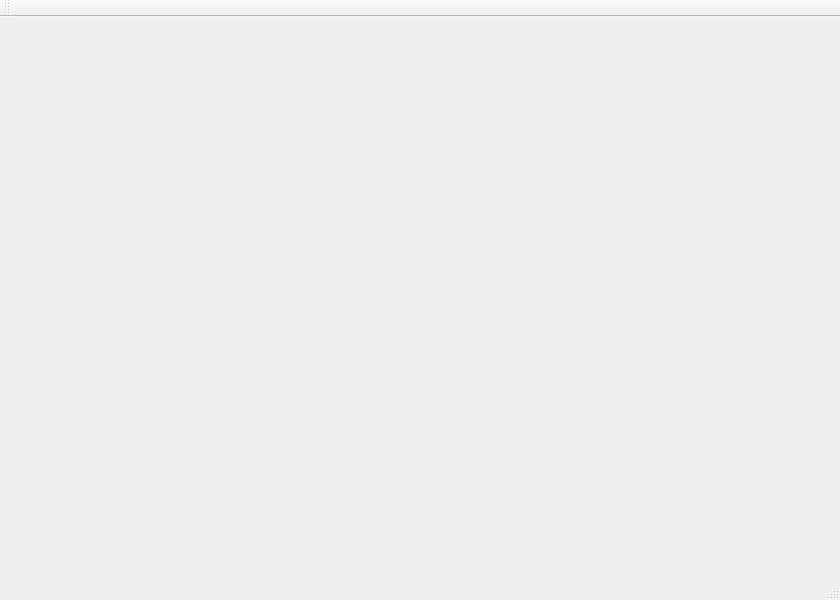
Above: mainwindow.ui from uestcer/thunderXware before the change. Below: the same form after it.
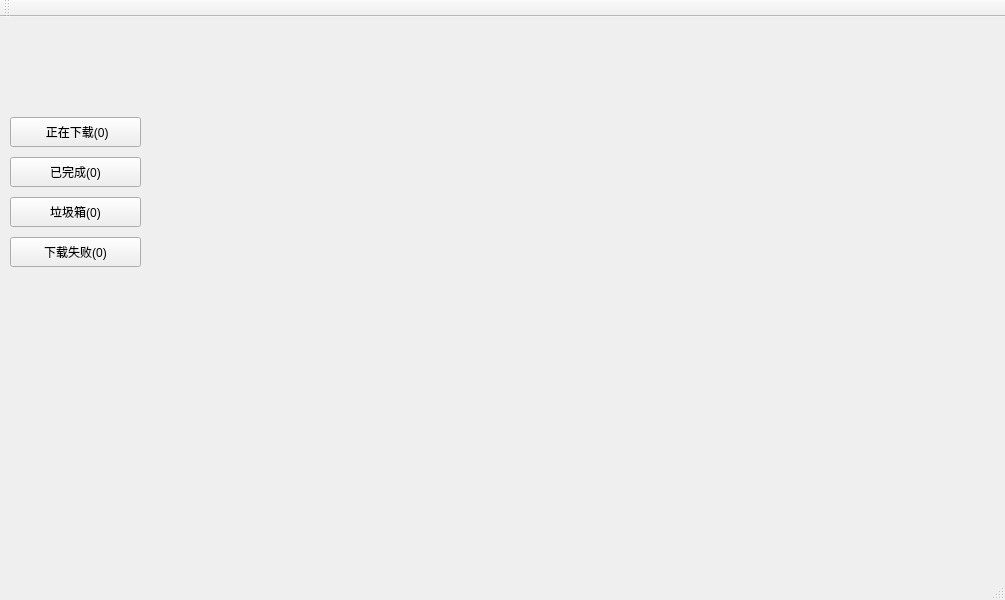
That is the form after the change.

Commit message: 实现正在下载，已完成，垃圾箱，任务失败的分栏显示

Diff of the .ui file:
```diff
--- a/mainwindow.ui
+++ b/mainwindow.ui
@@ -6,7 +6,7 @@
    <rect>
     <x>0</x>
     <y>0</y>
-    <width>840</width>
+    <width>1005</width>
     <height>600</height>
    </rect>
   </property>
@@ -14,11 +14,83 @@
    <string>thunderXware</string>
   </property>
   <widget class="QWidget" name="centralWidget">
-   <layout class="QGridLayout" name="gridLayout">
-    <item row="0" column="0">
-     <widget class="QStackedWidget" name="stackedWidget"/>
-    </item>
-   </layout>
+   <widget class="QStackedWidget" name="stackedWidget">
+    <property name="geometry">
+     <rect>
+      <x>165</x>
+      <y>54</y>
+      <width>831</width>
+      <height>471</height>
+     </rect>
+    </property>
+   </widget>
+   <widget class="QPushButton" name="buttonDownloading">
+    <property name="geometry">
+     <rect>
+      <x>10</x>
+      <y>100</y>
+      <width>131</width>
+      <height>30</height>
+     </rect>
+    </property>
+    <property name="layoutDirection">
+     <enum>Qt::LeftToRight</enum>
+    </property>
+    <property name="text">
+     <string> 正在下载(0)</string>
+    </property>
+    <property name="default">
+     <bool>false</bool>
+    </property>
+    <property name="flat">
+     <bool>false</bool>
+    </property>
+   </widget>
+   <widget class="QPushButton" name="buttonComplete">
+    <property name="geometry">
+     <rect>
+      <x>10</x>
+      <y>140</y>
+      <width>131</width>
+      <height>30</height>
+     </rect>
+    </property>
+    <property name="text">
+     <string>已完成(0)</string>
+    </property>
+   </widget>
+   <widget class="QPushButton" name="buttonTrash">
+    <property name="geometry">
+     <rect>
+      <x>10</x>
+      <y>180</y>
+      <width>131</width>
+      <height>30</height>
+     </rect>
+    </property>
+    <property name="text">
+     <string>垃圾箱(0)</string>
+    </property>
+   </widget>
+   <widget class="QPushButton" name="buttonFail">
+    <property name="geometry">
+     <rect>
+      <x>10</x>
+      <y>220</y>
+      <width>131</width>
+      <height>30</height>
+     </rect>
+    </property>
+    <property name="focusPolicy">
+     <enum>Qt::StrongFocus</enum>
+    </property>
+    <property name="text">
+     <string>下载失败(0)</string>
+    </property>
+    <property name="checkable">
+     <bool>false</bool>
+    </property>
+   </widget>
   </widget>
   <widget class="QMenuBar" name="menuBar">
    <property name="geometry">
```
Left out of the diff: 2 changed lines with no effect on the pictures. The commit also changes 6 other files.
